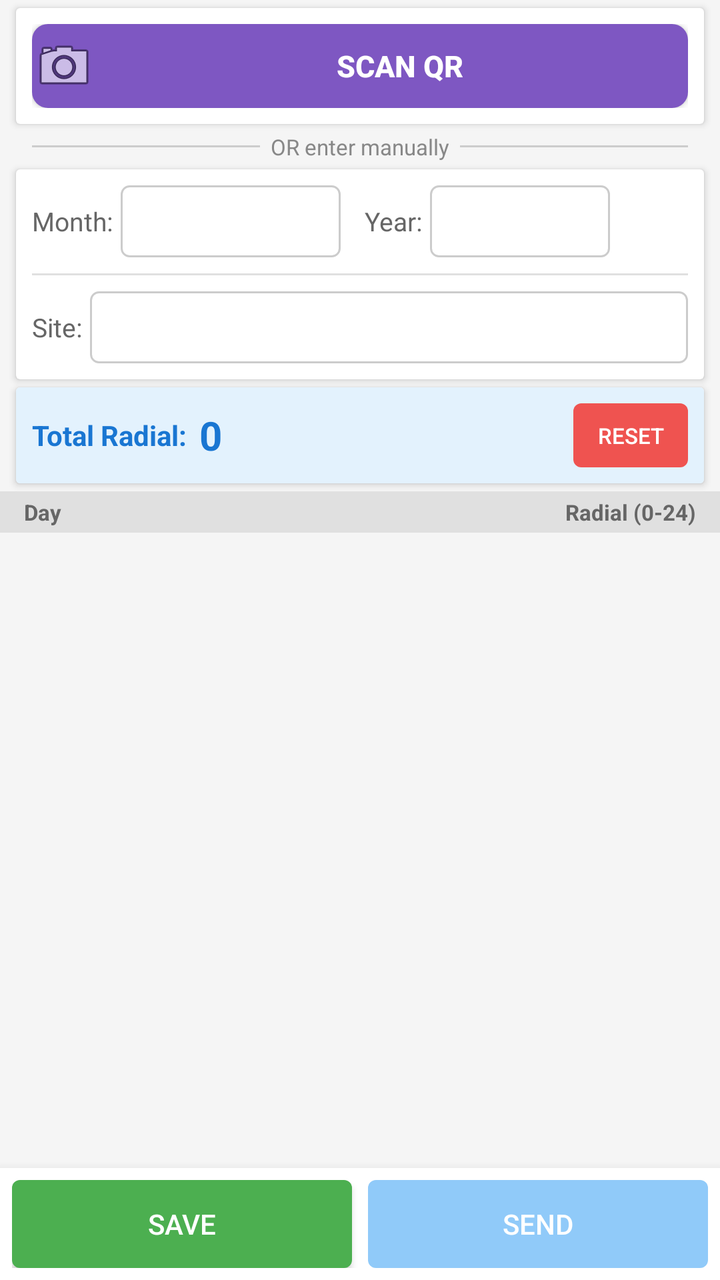
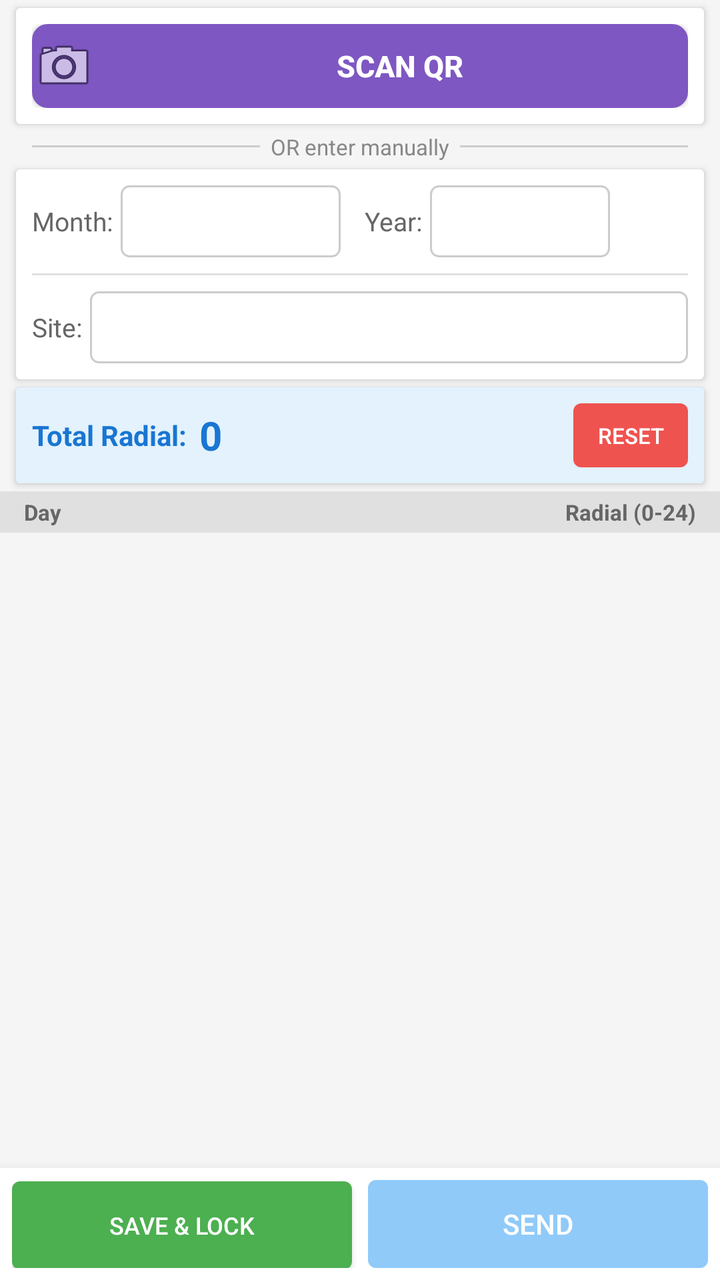

Two renders of the same Android screen: before a commit and after it. Below are the layout's source before the change and the commit's diff.
<!-- AndroidManifest.xml: application theme AppTheme -->
<!-- res/layout/home_inv.xml -->
<?xml version="1.0" encoding="utf-8"?>
<FrameLayout xmlns:android="http://schemas.android.com/apk/res/android"
    xmlns:tools="http://schemas.android.com/tools"
    android:layout_width="match_parent"
    android:layout_height="match_parent"
    tools:context=".HomeInventory">

    <LinearLayout
        android:layout_width="match_parent"
        android:layout_height="match_parent"
        android:orientation="vertical"
        android:background="#F5F5F5">

        
        <androidx.cardview.widget.CardView
            android:layout_width="match_parent"
            android:layout_height="wrap_content"
            android:layout_marginStart="8dp"
            android:layout_marginEnd="8dp"
            android:layout_marginTop="4dp"
            android:elevation="4dp">

            <LinearLayout
                android:layout_width="match_parent"
                android:layout_height="wrap_content"
                android:orientation="vertical"
                android:padding="8dp"
                android:gravity="center">

                <Button
                    android:id="@+id/btnScanQR"
                    android:layout_width="match_parent"
                    android:layout_height="42dp"
                    android:text="Scan QR"
                    android:textSize="15sp"
                    android:textStyle="bold"
                    android:textColor="#FFFFFF"
                    android:drawableStart="@android:drawable/ic_menu_camera"
                    android:drawablePadding="8dp"
                    android:background="@drawable/btn_qr_background" />

            </LinearLayout>
        </androidx.cardview.widget.CardView>

        
        <LinearLayout
            android:layout_width="match_parent"
            android:layout_height="wrap_content"
            android:orientation="horizontal"
            android:gravity="center_vertical"
            android:paddingStart="16dp"
            android:paddingEnd="16dp"
            android:paddingTop="4dp"
            android:paddingBottom="4dp">

            <View
                android:layout_width="0dp"
                android:layout_height="1dp"
                android:layout_weight="1"
                android:background="#CCCCCC" />

            <TextView
                android:layout_width="wrap_content"
                android:layout_height="wrap_content"
                android:text="  OR enter manually  "
                android:textSize="11sp"
                android:textColor="#888888" />

            <View
                android:layout_width="0dp"
                android:layout_height="1dp"
                android:layout_weight="1"
                android:background="#CCCCCC" />

        </LinearLayout>

        
        <androidx.cardview.widget.CardView
            android:layout_width="match_parent"
            android:layout_height="wrap_content"
            android:layout_marginStart="8dp"
            android:layout_marginEnd="8dp"
            android:layout_marginBottom="4dp"
            android:elevation="4dp">

            <LinearLayout
                android:layout_width="match_parent"
                android:layout_height="wrap_content"
                android:orientation="vertical"
                android:padding="8dp">

                
                <LinearLayout
                    android:layout_width="match_parent"
                    android:layout_height="wrap_content"
                    android:orientation="horizontal"
                    android:gravity="center_vertical">

                    <TextView
                        android:layout_width="wrap_content"
                        android:layout_height="wrap_content"
                        android:text="Month:"
                        android:textSize="13sp"
                        android:textColor="#666666" />

                    <Spinner
                        android:id="@+id/spinnerMonth"
                        android:layout_width="110dp"
                        android:layout_height="36dp"
                        android:layout_marginStart="4dp"
                        android:layout_marginEnd="12dp"
                        android:background="@drawable/spinner_background" />

                    <TextView
                        android:layout_width="wrap_content"
                        android:layout_height="wrap_content"
                        android:text="Year:"
                        android:textSize="13sp"
                        android:textColor="#666666" />

                    <Spinner
                        android:id="@+id/spinnerYear"
                        android:layout_width="90dp"
                        android:layout_height="36dp"
                        android:layout_marginStart="4dp"
                        android:background="@drawable/spinner_background" />
                </LinearLayout>

                
                <View
                    android:layout_width="match_parent"
                    android:layout_height="1dp"
                    android:layout_marginTop="8dp"
                    android:layout_marginBottom="8dp"
                    android:background="#E0E0E0" />

                
                <LinearLayout
                    android:layout_width="match_parent"
                    android:layout_height="wrap_content"
                    android:orientation="horizontal"
                    android:gravity="center_vertical">

                    <TextView
                        android:layout_width="wrap_content"
                        android:layout_height="wrap_content"
                        android:text="Site:"
                        android:textSize="13sp"
                        android:textColor="#666666" />

                    <Spinner
                        android:id="@+id/spinnerSite"
                        android:layout_width="0dp"
                        android:layout_height="36dp"
                        android:layout_weight="1"
                        android:layout_marginStart="4dp"
                        android:background="@drawable/spinner_background" />
                </LinearLayout>

            </LinearLayout>
        </androidx.cardview.widget.CardView>

        
        <androidx.cardview.widget.CardView
            android:layout_width="match_parent"
            android:layout_height="wrap_content"
            android:layout_marginStart="8dp"
            android:layout_marginEnd="8dp"
            android:layout_marginBottom="4dp"
            android:elevation="4dp">

            <LinearLayout
                android:layout_width="match_parent"
                android:layout_height="wrap_content"
                android:orientation="horizontal"
                android:padding="8dp"
                android:gravity="center_vertical"
                android:background="#E3F2FD">

                <TextView
                    android:layout_width="wrap_content"
                    android:layout_height="wrap_content"
                    android:text="Total Radial:"
                    android:textSize="14sp"
                    android:textStyle="bold"
                    android:textColor="#1976D2" />

                <TextView
                    android:id="@+id/tvTotalRadial"
                    android:layout_width="wrap_content"
                    android:layout_height="wrap_content"
                    android:layout_marginStart="6dp"
                    android:text="0"
                    android:textSize="20sp"
                    android:textStyle="bold"
                    android:textColor="#1976D2" />

                <View
                    android:layout_width="0dp"
                    android:layout_height="0dp"
                    android:layout_weight="1" />

                <TextView
                    android:id="@+id/tvDataStatus"
                    android:layout_width="wrap_content"
                    android:layout_height="wrap_content"
                    android:text=""
                    android:textSize="12sp"
                    android:textColor="#4CAF50"
                    android:visibility="gone"
                    android:layout_marginEnd="8dp" />

                <Button
                    android:id="@+id/btnReset"
                    android:layout_width="wrap_content"
                    android:layout_height="32dp"
                    android:text="RESET"
                    android:textSize="11sp"
                    android:textColor="#FFFFFF"
                    android:background="@drawable/btn_reset_background"
                    android:paddingStart="12dp"
                    android:paddingEnd="12dp"
                    android:minWidth="0dp" />
            </LinearLayout>
        </androidx.cardview.widget.CardView>

        
        <LinearLayout
            android:layout_width="match_parent"
            android:layout_height="wrap_content"
            android:orientation="horizontal"
            android:paddingStart="12dp"
            android:paddingEnd="12dp"
            android:paddingTop="3dp"
            android:paddingBottom="3dp"
            android:background="#E0E0E0">

            <TextView
                android:layout_width="0dp"
                android:layout_height="wrap_content"
                android:layout_weight="1"
                android:text="Day"
                android:textSize="11sp"
                android:textStyle="bold"
                android:textColor="#666666" />

            <TextView
                android:layout_width="wrap_content"
                android:layout_height="wrap_content"
                android:text="Radial (0-24)"
                android:textSize="11sp"
                android:textStyle="bold"
                android:textColor="#666666" />
        </LinearLayout>

        
        <ScrollView
            android:layout_width="match_parent"
            android:layout_height="0dp"
            android:layout_weight="1"
            android:fillViewport="true">

            <LinearLayout
                android:id="@+id/llDaysList"
                android:layout_width="match_parent"
                android:layout_height="wrap_content"
                android:orientation="vertical"
                android:padding="4dp" />
        </ScrollView>

        
        <LinearLayout
            android:layout_width="match_parent"
            android:layout_height="wrap_content"
            android:orientation="horizontal"
            android:padding="6dp"
            android:background="#FFFFFF"
            android:elevation="8dp">

            <Button
                android:id="@+id/btnSave"
                android:layout_width="0dp"
                android:layout_height="44dp"
                android:layout_weight="1"
                android:layout_marginEnd="4dp"
                android:text="SAVE"
                android:textColor="#FFFFFF"
                android:background="@drawable/btn_save_background" />

            <Button
                android:id="@+id/btnSend"
                android:layout_width="0dp"
                android:layout_height="44dp"
                android:layout_weight="1"
                android:layout_marginStart="4dp"
                android:text="SEND"
                android:textColor="#FFFFFF"
                android:alpha="0.5"
                android:enabled="false"
                android:background="@drawable/btn_send_background" />
        </LinearLayout>

    </LinearLayout>
</FrameLayout>
<!-- resources referenced by this layout -->
<resources>
  <!-- drawable btn_qr_background (drawable) -->
  <?xml version="1.0" encoding="utf-8"?>
  <selector xmlns:android="http://schemas.android.com/apk/res/android">
      <item android:state_pressed="true">
          <shape android:shape="rectangle">
              <solid android:color="#5E35B1" />
              <corners android:radius="8dp" />
          </shape>
      </item>
      <item>
          <shape android:shape="rectangle">
              <solid android:color="#7E57C2" />
              <corners android:radius="8dp" />
          </shape>
      </item>
  </selector>
  <!-- drawable btn_reset_background (drawable) -->
  <?xml version="1.0" encoding="utf-8"?>
  <selector xmlns:android="http://schemas.android.com/apk/res/android">
      <item android:state_pressed="true">
          <shape android:shape="rectangle">
              <solid android:color="#C62828" />
              <corners android:radius="4dp" />
          </shape>
      </item>
      <item>
          <shape android:shape="rectangle">
              <solid android:color="#EF5350" />
              <corners android:radius="4dp" />
          </shape>
      </item>
  </selector>
  <!-- drawable btn_save_background (drawable) -->
  <?xml version="1.0" encoding="utf-8"?>
  <selector xmlns:android="http://schemas.android.com/apk/res/android">
      <item android:state_pressed="true">
          <shape android:shape="rectangle">
              <solid android:color="#388E3C" />
              <corners android:radius="4dp" />
          </shape>
      </item>
      <item>
          <shape android:shape="rectangle">
              <solid android:color="#4CAF50" />
              <corners android:radius="4dp" />
          </shape>
      </item>
  </selector>
  <!-- drawable btn_send_background (drawable) -->
  <?xml version="1.0" encoding="utf-8"?>
  <selector xmlns:android="http://schemas.android.com/apk/res/android">
      <item android:state_pressed="true">
          <shape android:shape="rectangle">
              <solid android:color="#1976D2" />
              <corners android:radius="4dp" />
          </shape>
      </item>
      <item>
          <shape android:shape="rectangle">
              <solid android:color="#2196F3" />
              <corners android:radius="4dp" />
          </shape>
      </item>
  </selector>
  <!-- drawable spinner_background (drawable) -->
  <?xml version="1.0" encoding="utf-8"?>
  <shape xmlns:android="http://schemas.android.com/apk/res/android"
      android:shape="rectangle">
      <solid android:color="#FFFFFF" />
      <stroke
          android:width="1dp"
          android:color="#CCCCCC" />
      <corners android:radius="4dp" />
      <padding
          android:left="8dp"
          android:right="8dp" />
  </shape>
  <style name="AppTheme" parent="Theme.AppCompat.Light.DarkActionBar">
          
          <item name="colorPrimary">@color/colorPrimary</item>
          <item name="colorPrimaryDark">@color/colorPrimaryDark</item>
          <item name="colorAccent">@color/colorAccent</item>
      </style>
  <color name="colorPrimary">#008577</color>
  <color name="colorPrimaryDark">#00574B</color>
  <color name="colorAccent">#D81B60</color>
</resources>

<!-- the commit's change to res/layout/home_inv.xml (unified diff, before → after) -->
@@ -283,8 +283,9 @@
                 android:layout_height="44dp"
                 android:layout_weight="1"
                 android:layout_marginEnd="4dp"
-                android:text="SAVE"
+                android:text="SAVE &amp; LOCK"
                 android:textColor="#FFFFFF"
+                android:textSize="12sp"
                 android:background="@drawable/btn_save_background" />
 
             <Button
